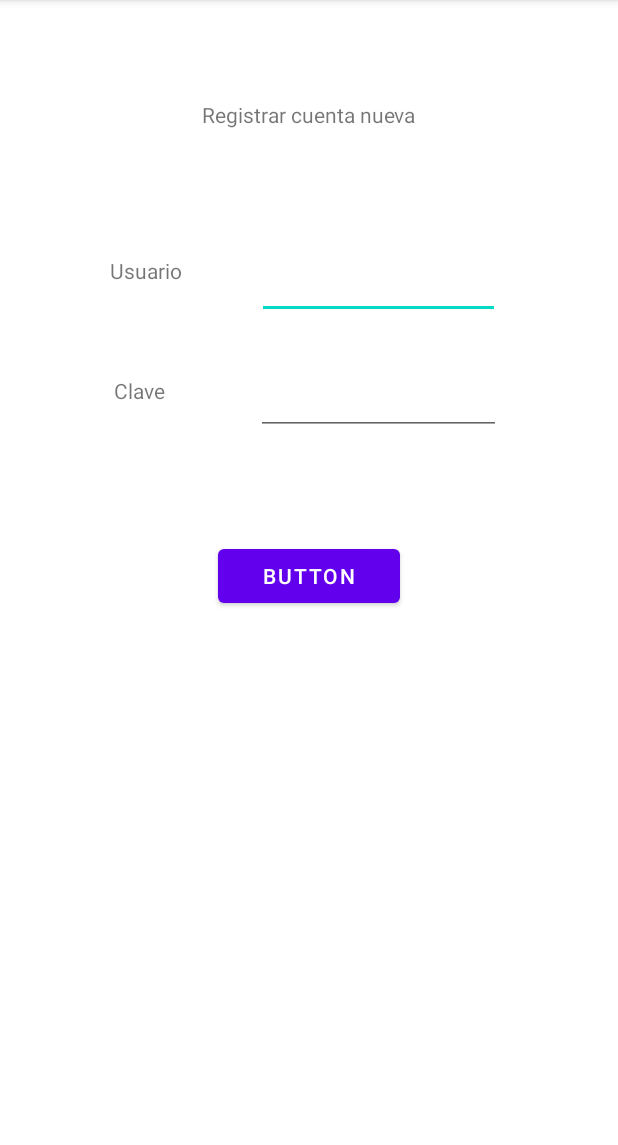
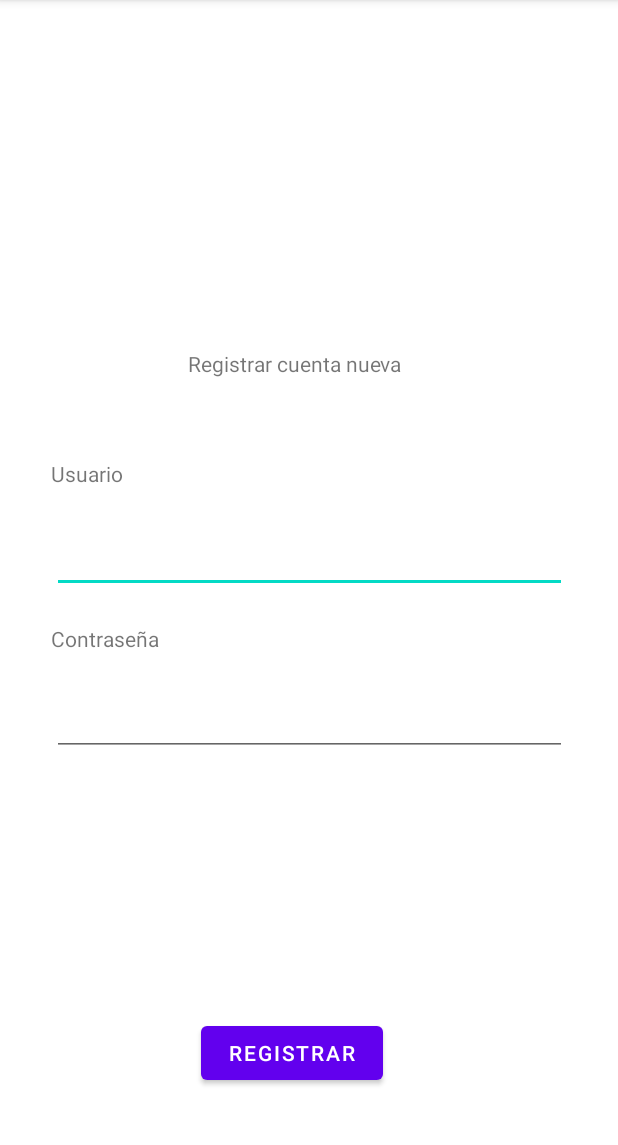
Before and after one commit to joseeduardo1521/VetlogProject, an Android app: the RegisterAct screen opened directly, with no data from a screen before it, on a phone screen of 412 x 824 dp, the part 84-1229 px from its top. Run offline under Robolectric (Android 15) with nearby library versions, the phone set to English and light mode, and no system bars; our stand-ins replace Firebase (no records; nobody signed in at launch, a user with empty details on screens opened directly).

Commit message:
Nuevos apartados añadidos Falla la importación de logo

```diff
--- a/app/build.gradle
+++ b/app/build.gradle
@@ -30,13 +30,13 @@ android {
 }
 
 dependencies {
-    implementation 'com.basgeekball:awesome-validation:4.3'
     implementation 'androidx.appcompat:appcompat:1.5.1'
     implementation 'com.google.android.material:material:1.7.0'
     implementation 'androidx.constraintlayout:constraintlayout:2.1.4'
     implementation 'com.google.firebase:firebase-auth:21.1.0'
     implementation 'com.google.firebase:firebase-database:20.1.0'
     implementation 'com.airbnb.android:lottie:5.2.0'
+    implementation 'com.basgeekball:awesome-validation:4.3'
     testImplementation 'junit:junit:4.13.2'
     androidTestImplementation 'androidx.test.ext:junit:1.1.4'
     androidTestImplementation 'androidx.test.espresso:espresso-core:3.5.0'
--- a/app/src/main/res/layout/activity_register.xml
+++ b/app/src/main/res/layout/activity_register.xml
@@ -6,72 +6,73 @@
     android:layout_height="match_parent"
     tools:context=".RegisterAct">
 
+    <Button
+        android:id="@+id/btncrespo"
+        android:layout_width="121dp"
+        android:layout_height="48dp"
+        android:text="Registrar"
+        app:layout_constraintBottom_toBottomOf="parent"
+        app:layout_constraintEnd_toEndOf="parent"
+        app:layout_constraintHorizontal_bias="0.462"
+        app:layout_constraintStart_toStartOf="parent"
+        app:layout_constraintTop_toTopOf="parent"
+        app:layout_constraintVertical_bias="0.942" />
+
     <EditText
         android:id="@+id/txtUsuario"
-        android:layout_width="162dp"
-        android:layout_height="48dp"
+        android:layout_width="343dp"
+        android:layout_height="55dp"
         app:layout_constraintBottom_toBottomOf="parent"
         app:layout_constraintEnd_toEndOf="parent"
-        app:layout_constraintHorizontal_bias="0.685"
         app:layout_constraintStart_toStartOf="parent"
         app:layout_constraintTop_toTopOf="parent"
-        app:layout_constraintVertical_bias="0.229"
+        app:layout_constraintVertical_bias="0.477"
         tools:ignore="SpeakableTextPresentCheck,SpeakableTextPresentCheck" />
 
     <TextView
+        android:id="@+id/textView3"
+        android:layout_width="104dp"
+        android:layout_height="23dp"
+        android:text="Contraseña"
+        app:layout_constraintBottom_toBottomOf="parent"
+        app:layout_constraintEnd_toEndOf="parent"
+        app:layout_constraintHorizontal_bias="0.11"
+        app:layout_constraintStart_toStartOf="parent"
+        app:layout_constraintTop_toTopOf="parent"
+        app:layout_constraintVertical_bias="0.559" />
+
+    <TextView
+        android:id="@+id/textView2"
+        android:layout_width="78dp"
+        android:layout_height="23dp"
+        android:text="Usuario"
+        app:layout_constraintBottom_toBottomOf="parent"
+        app:layout_constraintEnd_toEndOf="parent"
+        app:layout_constraintHorizontal_bias="0.101"
+        app:layout_constraintStart_toStartOf="parent"
+        app:layout_constraintTop_toTopOf="parent"
+        app:layout_constraintVertical_bias="0.411" />
+
+    <TextView
         android:id="@+id/textView"
-        android:layout_width="wrap_content"
-        android:layout_height="wrap_content"
+        android:layout_width="161dp"
+        android:layout_height="20dp"
         android:text="Registrar cuenta nueva"
         app:layout_constraintBottom_toBottomOf="parent"
         app:layout_constraintEnd_toEndOf="parent"
         app:layout_constraintStart_toStartOf="parent"
         app:layout_constraintTop_toTopOf="parent"
-        app:layout_constraintVertical_bias="0.089" />
-
-    <TextView
-        android:id="@+id/textView2"
-        android:layout_width="wrap_content"
-        android:layout_height="wrap_content"
-        android:text="Usuario"
-        app:layout_constraintBottom_toBottomOf="parent"
-        app:layout_constraintEnd_toEndOf="parent"
-        app:layout_constraintHorizontal_bias="0.201"
-        app:layout_constraintStart_toStartOf="parent"
-        app:layout_constraintTop_toTopOf="parent"
-        app:layout_constraintVertical_bias="0.228" />
-
-    <TextView
-        android:id="@+id/textView3"
-        android:layout_width="wrap_content"
-        android:layout_height="wrap_content"
-        android:text="Clave"
-        app:layout_constraintBottom_toBottomOf="parent"
-        app:layout_constraintEnd_toEndOf="parent"
-        app:layout_constraintHorizontal_bias="0.201"
-        app:layout_constraintStart_toStartOf="parent"
-        app:layout_constraintTop_toTopOf="parent"
-        app:layout_constraintVertical_bias="0.335" />
+        app:layout_constraintVertical_bias="0.311" />
 
     <EditText
         android:id="@+id/txtPass"
-        android:layout_width="163dp"
-        android:layout_height="48dp"
-        app:layout_constraintBottom_toBottomOf="parent"
-        app:layout_constraintEnd_toEndOf="parent"
-        app:layout_constraintHorizontal_bias="0.685"
-        app:layout_constraintStart_toStartOf="parent"
-        app:layout_constraintTop_toTopOf="parent"
-        app:layout_constraintVertical_bias="0.336"
-        tools:ignore="SpeakableTextPresentCheck" />
-
-    <Button
-        android:id="@+id/btncrespo"
-        android:layout_width="121dp"
-        android:layout_height="48dp"
-        android:text="Button"
+        android:layout_width="343dp"
+        android:layout_height="55dp"
         app:layout_constraintBottom_toBottomOf="parent"
         app:layout_constraintEnd_toEndOf="parent"
         app:layout_constraintStart_toStartOf="parent"
-        app:layout_constraintTop_toTopOf="parent" />
+        app:layout_constraintTop_toTopOf="parent"
+        app:layout_constraintVertical_bias="0.63"
+        tools:ignore="SpeakableTextPresentCheck" />
+
 </androidx.constraintlayout.widget.ConstraintLayout>
```
Also changed, not shown: app/src/main/AndroidManifest.xml (+14 -0 lines), app/src/main/java/com/example/vet/MainActivity.java (+3 -4 lines), app/src/main/java/com/example/vet/RegCitas.java (added, +14 -0 lines), app/src/main/java/com/example/vet/VisualCitas.java (added, +14 -0 lines), app/src/main/res/layout/activity_reg_citas.xml (added, +9 -0 lines), app/src/main/res/layout/activity_visual_citas.xml (added, +9 -0 lines).
